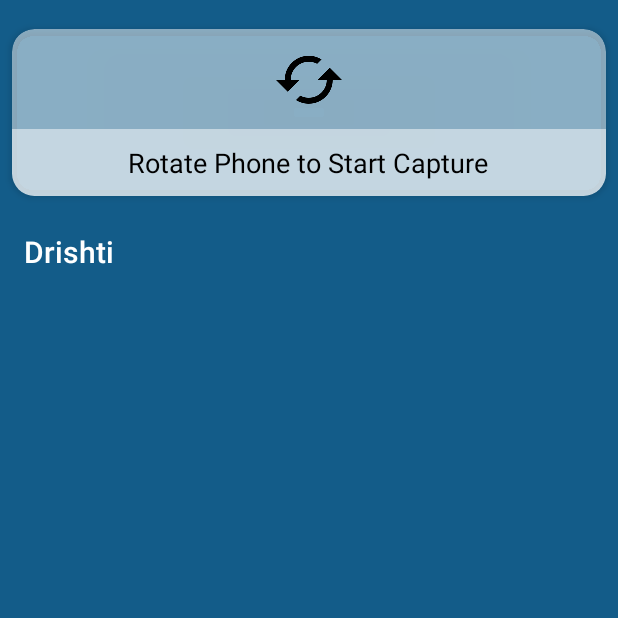
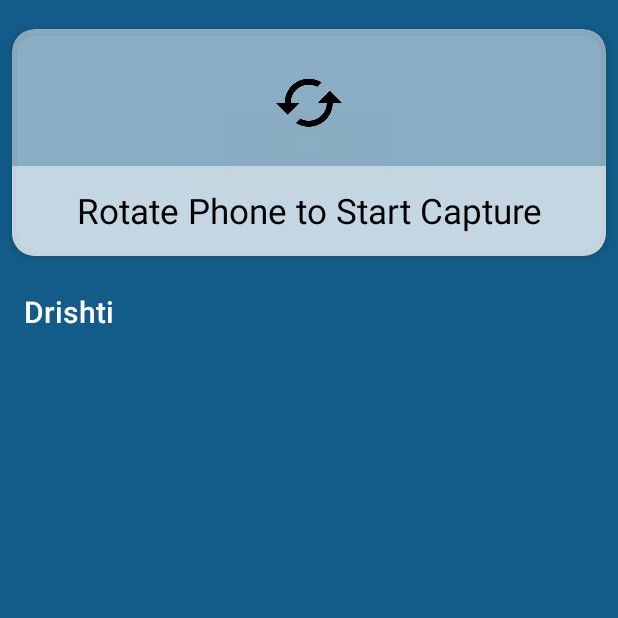
Before and after one commit to AldrichMascarenhas/Drishti-Android-App, an Android app: the screen it shows after launch (Dashboard), on a phone screen of 412 x 824 dp, the top half of it. Run offline under Robolectric (Android 15) with nearby library versions, the phone set to English and light mode, and no system bars.

Commit message:
Resized dashbord card

```diff
--- a/app/src/main/res/layout/activity_dashboard.xml
+++ b/app/src/main/res/layout/activity_dashboard.xml
@@ -32,7 +32,7 @@
                 android:id="@+id/card_view"
                 xmlns:card_view="http://schemas.android.com/apk/res-auto"
                 android:layout_width="match_parent"
-                android:layout_height="130dp"
+                android:layout_height="170dp"
                 card_view:cardCornerRadius="15dp"
                 card_view:cardElevation="3dp"
                 card_view:cardUseCompatPadding="true"
@@ -42,7 +42,7 @@
                     android:layout_width="match_parent"
                     android:layout_height="wrap_content"
                     android:orientation="vertical"
-                    android:layout_marginTop="10dp">
+                    android:layout_marginTop="25dp">
 
                     <ImageView
                         android:id="@+id/imageView"
@@ -66,10 +66,10 @@
                         android:layout_width="wrap_content"
                         android:layout_height="wrap_content"
                         android:layout_gravity="center_horizontal"
-                        android:layout_marginTop="10dp"
-                        android:layout_marginBottom="10dp"
+                        android:height="60dp"
+                        android:gravity="center"
                         android:text="@string/rotate_message"
-                        android:textAppearance="?android:attr/textAppearanceMedium"
+                        android:textSize="23sp"
                         android:textColor="@color/black"/>
                 </LinearLayout>
             </android.support.v7.widget.CardView>
```
